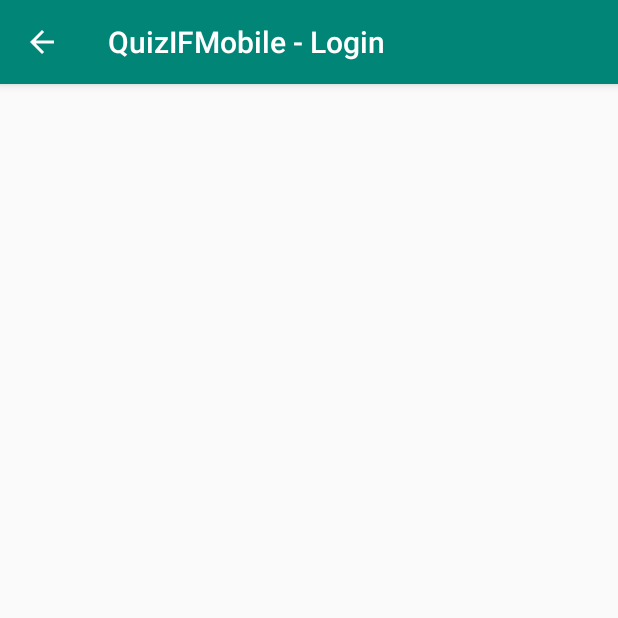
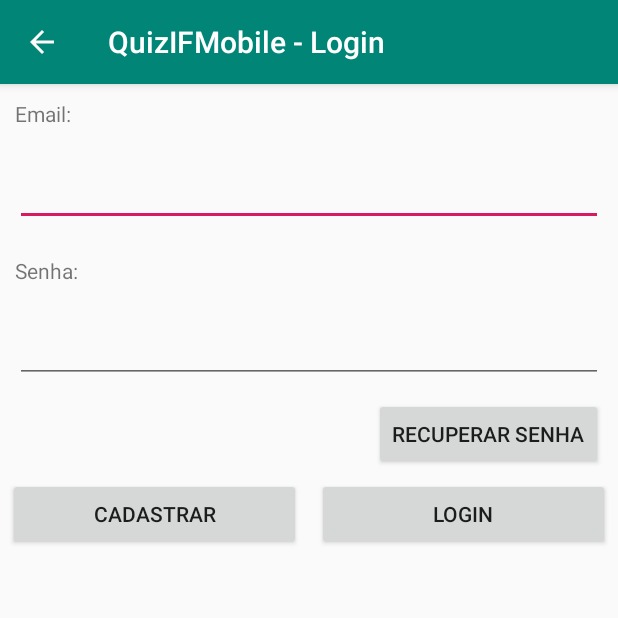
Before and after one commit to MateusAlgayer/QuizIF, an Android app: the LoginActivity screen opened directly, with no data from a screen before it, on a phone screen of 412 x 824 dp, the top half of it. Run offline under Robolectric (Android 15) with nearby library versions, the phone set to English and light mode, and no system bars.

Commit message:
Tela Login Mobile - Começo

```diff
--- a/QuizIFMobile/app/src/main/res/layout/content_login.xml
+++ b/QuizIFMobile/app/src/main/res/layout/content_login.xml
@@ -4,8 +4,73 @@
     xmlns:tools="http://schemas.android.com/tools"
     android:layout_width="match_parent"
     android:layout_height="match_parent"
+    android:orientation="vertical"
     app:layout_behavior="@string/appbar_scrolling_view_behavior"
     tools:context=".view.LoginActivity"
     tools:showIn="@layout/login">
 
+    <LinearLayout
+        android:layout_width="match_parent"
+        android:layout_height="match_parent"
+        android:orientation="vertical">
+
+        <TextView
+            android:layout_width="match_parent"
+            android:layout_height="wrap_content"
+            android:text="Email: "
+            android:layout_margin="10dp"/>
+        <EditText
+            android:layout_width="match_parent"
+            android:layout_height="wrap_content"
+            android:inputType="textEmailAddress"
+            android:id="@+id/etEmailUsu"
+            android:layout_margin="10dp"
+            />
+
+        <TextView
+            android:layout_width="match_parent"
+            android:layout_height="wrap_content"
+            android:text="Senha: "
+            android:layout_margin="10dp"/>
+
+        <EditText
+            android:layout_width="match_parent"
+            android:layout_height="wrap_content"
+            android:inputType="textPassword"
+            android:id="@+id/etSenhaUsu"
+            android:layout_margin="10dp"/>
+
+        <Button
+            android:layout_width="wrap_content"
+            android:layout_height="wrap_content"
+            android:text="Recuperar senha"
+            android:layout_gravity="end"
+            android:layout_marginRight="10dp"
+            android:id="@+id/btRecuperarSenha"/>
+
+        <LinearLayout
+            android:layout_width="match_parent"
+            android:layout_height="wrap_content"
+            android:orientation="horizontal">
+
+            <Button
+                android:layout_weight="1"
+                android:layout_width="0dp"
+                android:layout_height="wrap_content"
+                android:text="Cadastrar"
+                android:id="@+id/btCadUsu"
+                android:layout_margin="5dp"/>
+
+
+            <Button
+                android:layout_weight="1"
+                android:layout_width="0dp"
+                android:layout_height="wrap_content"
+                android:text="Login"
+                android:id="@+id/btLogUsu"
+                android:layout_margin="5dp"/>
+
+        </LinearLayout>
+    </LinearLayout>
+
 </androidx.constraintlayout.widget.ConstraintLayout>
```
Also changed, not shown: QuizIFMobile/app/src/main/AndroidManifest.xml (line endings or trailing spaces), 1 other file.
